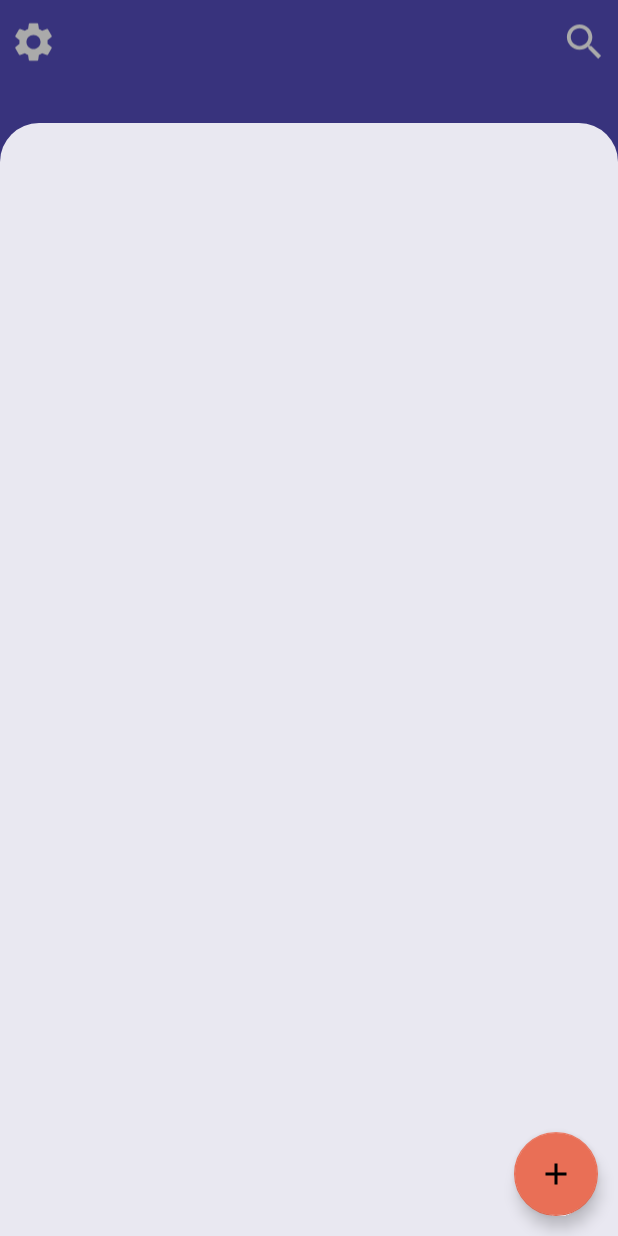
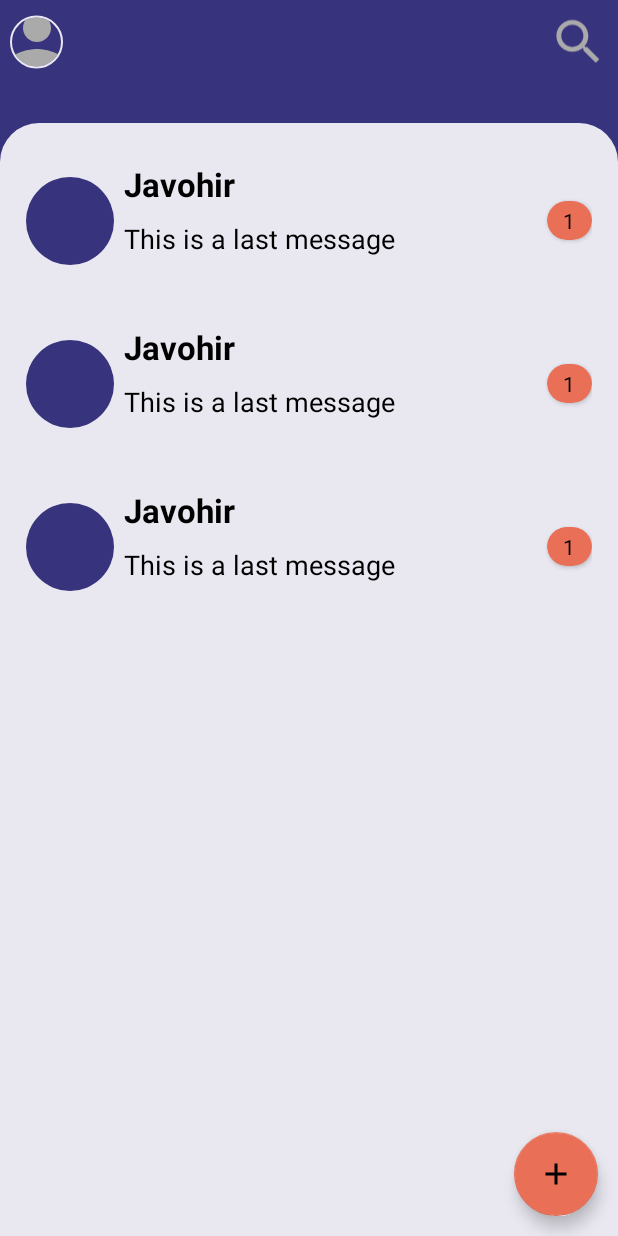
Before and after one commit to javohir-ergashboyev/chat_app_using_firebase, an Android app: the layout activity_main.xml on its own in the app's theme, with its tools: preview values and no code run, on a phone screen of 412 x 824 dp. Run offline under Robolectric (Android 15) with nearby library versions, the phone set to English and light mode, and no system bars.

Commit message:
Main Activity completed

```diff
--- a/app/build.gradle
+++ b/app/build.gradle
@@ -62,5 +62,8 @@ dependencies {
     //intuit
     implementation 'com.intuit.sdp:sdp-android:1.0.6'
     implementation 'com.intuit.ssp:ssp-android:1.0.6'
+    // circle image view
+    implementation 'de.hdodenhof:circleimageview:3.1.0'
+
 
 }
--- /dev/null
+++ b/app/src/main/res/drawable/ic_person.xml
@@ -0,0 +1,9 @@
+<vector xmlns:android="http://schemas.android.com/apk/res/android"
+    android:width="24dp"
+    android:height="24dp"
+    android:viewportWidth="24"
+    android:viewportHeight="24">
+    <path
+        android:fillColor="@android:color/darker_gray"
+        android:pathData="M12,12c2.21,0 4,-1.79 4,-4s-1.79,-4 -4,-4 -4,1.79 -4,4 1.79,4 4,4zM12,14c-2.67,0 -8,1.34 -8,4v2h16v-2c0,-2.66 -5.33,-4 -8,-4z" />
+</vector>
--- a/app/src/main/res/layout/activity_main.xml
+++ b/app/src/main/res/layout/activity_main.xml
@@ -25,17 +25,19 @@
         app:layout_constraintStart_toStartOf="parent"
         app:layout_constraintTop_toTopOf="parent">
 
-        <ImageView
+        <de.hdodenhof.circleimageview.CircleImageView
             android:id="@+id/btn_setting"
-            android:layout_width="wrap_content"
+            android:layout_width="@dimen/_27sdp"
             android:layout_height="match_parent"
             android:layout_marginStart="@dimen/_5sdp"
-            android:src="@drawable/ic_setting"
+            android:src="@drawable/ic_person"
+            app:civ_border_color="@color/b_white"
+            app:civ_border_width="@dimen/_1sdp"
             app:layout_constraintStart_toStartOf="parent" />
 
         <ImageView
             android:id="@+id/btn_search"
-            android:layout_width="wrap_content"
+            android:layout_width="@dimen/_30sdp"
             android:layout_height="match_parent"
             android:layout_marginEnd="@dimen/_5sdp"
             android:src="@drawable/ic_search"
@@ -62,7 +64,8 @@
             app:layout_constraintBottom_toBottomOf="parent"
             app:layout_constraintEnd_toEndOf="parent"
             app:layout_constraintStart_toStartOf="parent"
-            app:layout_constraintTop_toTopOf="parent" />
+            app:layout_constraintTop_toTopOf="parent"
+            tools:listitem="@layout/partner_item" />
     </androidx.constraintlayout.widget.ConstraintLayout>
 
 
--- /dev/null
+++ b/app/src/main/res/layout/partner_item.xml
@@ -0,0 +1,68 @@
+<?xml version="1.0" encoding="utf-8"?>
+<androidx.constraintlayout.widget.ConstraintLayout xmlns:android="http://schemas.android.com/apk/res/android"
+    xmlns:app="http://schemas.android.com/apk/res-auto"
+    xmlns:tools="http://schemas.android.com/tools"
+    android:layout_width="match_parent"
+    android:layout_height="@dimen/_60sdp"
+    android:layout_marginVertical="@dimen/_12sdp"
+    android:paddingHorizontal="@dimen/_5sdp">
+
+    <de.hdodenhof.circleimageview.CircleImageView
+        android:id="@+id/partner_image"
+        android:layout_width="@dimen/_45sdp"
+        android:layout_height="@dimen/_45sdp"
+        android:src="@color/accent"
+        app:layout_constraintBottom_toBottomOf="parent"
+        app:layout_constraintCircleRadius="@dimen/_1sdp"
+        app:layout_constraintStart_toStartOf="parent"
+        app:layout_constraintTop_toTopOf="parent" />
+
+    <LinearLayout
+        android:id="@+id/linearLayout"
+        android:layout_width="0dp"
+        android:layout_height="match_parent"
+        android:layout_marginStart="@dimen/_5sdp"
+        android:orientation="vertical"
+        app:layout_constraintEnd_toStartOf="@id/badge_card_view"
+        app:layout_constraintStart_toEndOf="@id/partner_image">
+
+        <TextView
+            android:id="@+id/txt_partner_name"
+            android:layout_width="match_parent"
+            android:layout_height="0dp"
+            android:layout_weight="1"
+            android:text="Javohir"
+            android:textColor="@color/black"
+            android:textSize="@dimen/_17sdp"
+            android:textStyle="bold" />
+
+        <TextView
+            android:id="@+id/txt_last_message"
+            android:layout_width="match_parent"
+            android:layout_height="0dp"
+            android:layout_weight="1"
+            android:textColor="@color/black"
+            android:textSize="@dimen/_14sdp"
+            tools:text="This is a last message" />
+    </LinearLayout>
+
+    <androidx.cardview.widget.CardView
+        android:id="@+id/badge_card_view"
+        android:layout_width="@dimen/_23sdp"
+        android:layout_height="@dimen/_20sdp"
+        android:visibility="visible"
+        app:cardBackgroundColor="@color/badgeColor"
+        app:cardCornerRadius="@dimen/_100sdp"
+        app:layout_constraintBottom_toBottomOf="parent"
+        app:layout_constraintEnd_toEndOf="parent"
+        app:layout_constraintTop_toTopOf="parent">
+
+        <TextView
+            android:id="@+id/unread_count"
+            android:layout_width="match_parent"
+            android:layout_height="match_parent"
+            android:gravity="center"
+            android:text="1"
+            android:textColor="@color/black" />
+    </androidx.cardview.widget.CardView>
+</androidx.constraintlayout.widget.ConstraintLayout>
```
